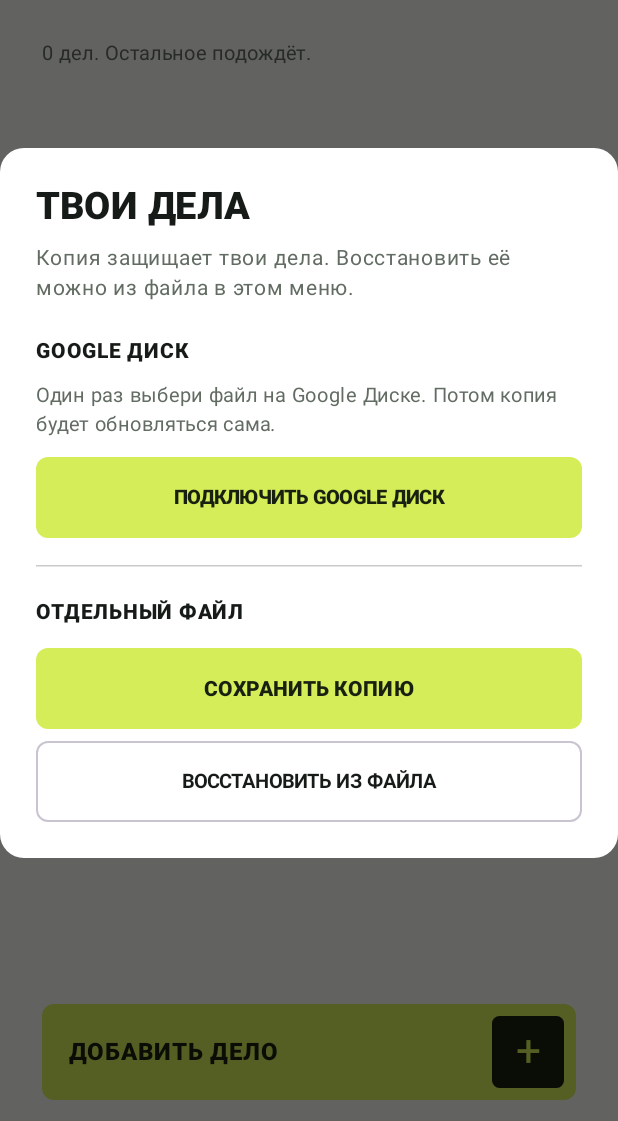
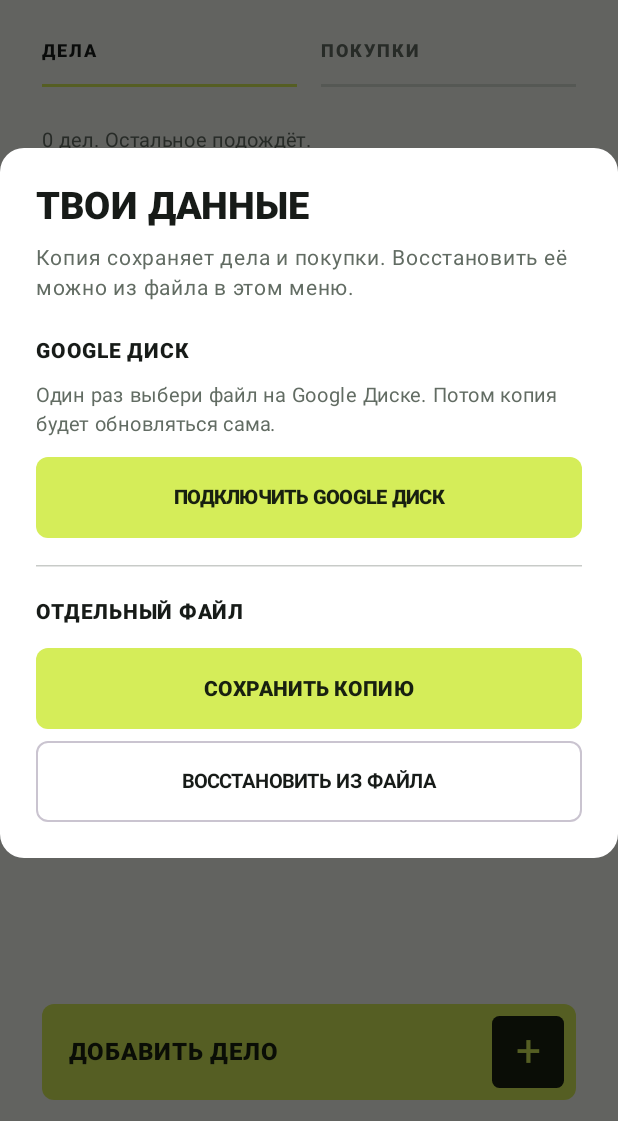
Before and after one commit to cveloy102/reminder, an Android app built with Jetpack Compose: the screen it shows after launch (MainActivity), after a tap on "ДАННЫЕ", on a phone screen of 412 x 824 dp, the part 115-1236 px from its top. Run offline under Robolectric (Android 15) with nearby library versions, the phone set to English and light mode, and no system bars.

Commit message:
Add separate shopping list with backup support

```diff
--- a/app/build.gradle.kts
+++ b/app/build.gradle.kts
@@ -14,7 +14,7 @@ android {
         minSdk = 24
         targetSdk = 37
         versionCode = 2
-        versionName = "1.3.1"
+        versionName = "1.4"
 
         testInstrumentationRunner = "androidx.test.runner.AndroidJUnitRunner"
     }
--- a/app/src/main/java/com/svalka/reminder/SvalkaScreen.kt
+++ b/app/src/main/java/com/svalka/reminder/SvalkaScreen.kt
@@ -98,7 +98,7 @@ fun SvalkaScreen(
     tasks: List<ReminderTask>,
     themeMode: ThemeMode,
     onThemeChange: (ThemeMode) -> Unit,
-    onAdd: (String) -> Unit,
+    onAdd: (String, TaskList) -> Unit,
     onUpdate: (ReminderTask) -> Unit,
     onReorder: (String, String) -> Unit,
     onDelete: (ReminderTask) -> Unit,
@@ -122,7 +122,13 @@ fun SvalkaScreen(
     val density = LocalDensity.current
     val keyboardController = LocalSoftwareKeyboardController.current
     val inputFocusRequester = remember { FocusRequester() }
-    var input by rememberSaveable { mutableStateOf("") }
+    var taskInput by rememberSaveable { mutableStateOf("") }
+    var shoppingInput by rememberSaveable { mutableStateOf("") }
+    var section by rememberSaveable { mutableStateOf(TaskList.TASKS) }
+    val input = if (section == TaskList.TASKS) taskInput else shoppingInput
+    fun updateInput(value: String) {
+        if (section == TaskList.TASKS) taskInput = value else shoppingInput = value
+    }
     var inputFocused by remember { mutableStateOf(false) }
     var draftDialog by remember { mutableStateOf(false) }
     var trash by remember { mutableStateOf(false) }
@@ -139,10 +145,10 @@ fun SvalkaScreen(
     var dragTargetId by remember { mutableStateOf<String?>(null) }
     var composerHeightPx by remember { mutableIntStateOf(with(density) { 78.dp.roundToPx() }) }
     var pendingBannerHeightPx by remember { mutableIntStateOf(0) }
-    val active = remember(tasks) { orderedActiveTasks(tasks) }
+    val active = remember(tasks, section) { orderedActiveTasks(tasks.filter { it.list == section }) }
     val currentActive by rememberUpdatedState(active)
-    val deleted = remember(tasks) {
-        tasks.filter { it.deletedAt != null }.sortedByDescending { it.deletedAt }
+    val deleted = remember(tasks, section) {
+        tasks.filter { it.list == section && it.deletedAt != null }.sortedByDescending { it.deletedAt }
     }
     val visible = if (trash) deleted else active
     val listState = rememberLazyListState()
@@ -161,13 +167,15 @@ fun SvalkaScreen(
     }
     var previousCount by remember { mutableIntStateOf(tasks.size) }
     var previousTrash by remember { mutableStateOf(trash) }
+    var previousSection by remember { mutableStateOf(section) }
 
-    LaunchedEffect(trash, tasks.size) {
-        if (visible.isNotEmpty() && (trash != previousTrash || tasks.size > previousCount)) {
+    LaunchedEffect(section, trash, tasks.size) {
+        if (visible.isNotEmpty() && (section != previousSection || trash != previousTrash || tasks.size > previousCount)) {
             listState.scrollToItem(0)
         }
         previousCount = tasks.size
         previousTrash = trash
+        previousSection = section
     }
 
     BackHandler(enabled = trash) { trash = false }
@@ -188,8 +196,8 @@ fun SvalkaScreen(
 
     fun submit() {
         if (input.isNotBlank()) {
-            onAdd(input)
-            input = ""
+            onAdd(input, section)
+            updateInput("")
             focusManager.clearFocus()
             keyboardController?.hide()
         }
@@ -230,16 +238,34 @@ fun SvalkaScreen(
                     Text(if (trash) "НАЗАД" else "ТЕМА", color = palette.foreground, fontSize = 12.sp, fontWeight = FontWeight.Bold)
                 }
             }
+            Spacer(Modifier.height(22.dp))
+            Row(Modifier.fillMaxWidth(), horizontalArrangement = Arrangement.spacedBy(16.dp)) {
+                listOf(TaskList.TASKS to "ДЕЛА", TaskList.SHOPPING to "ПОКУПКИ").forEach { (list, label) ->
+                    Column(Modifier.weight(1f).clickable {
+                        section = list
+                        draftDialog = false
+                        focusManager.clearFocus()
+                        keyboardController?.hide()
+                    }.testTag("tab:${list.storageValue}")) {
+                        Text(label, color = if (section == list) palette.foreground else palette.secondary,
+                            fontSize = 12.sp, fontWeight = FontWeight.Black, letterSpacing = 1.3.sp)
+                        Spacer(Modifier.height(10.dp))
+                        Box(Modifier.fillMaxWidth().height(2.dp)
+                            .background(if (section == list) palette.accent else palette.divider))
+                    }
+                }
+            }
             Spacer(Modifier.height(24.dp).fillMaxWidth().testTag("emptyTapArea"))
             Text(
                 text = if (trash) "Удалённое можно вернуть."
+                    else if (section == TaskList.SHOPPING) "Покупок осталось: ${active.count { !it.completed }}."
                     else "${taskCountLabel(active.count { !it.completed })}. Остальное подождёт.",
                 color = palette.secondary, fontSize = 13.sp
             )
             Spacer(Modifier.height(42.dp))
             Row(modifier = Modifier.fillMaxWidth(), verticalAlignment = Alignment.CenterVertically) {
                 Text(
-                    if (trash) "УДАЛЁННЫЕ" else "СПИСОК / 001",
+                    if (trash) "УДАЛЁННЫЕ" else if (section == TaskList.SHOPPING) "СПИСОК / 002" else "СПИСОК / 001",
                     modifier = Modifier.weight(1f), color = palette.secondary,
                     fontSize = 11.sp, fontWeight = FontWeight.Bold, letterSpacing = 2.sp
                 )
@@ -261,7 +287,9 @@ fun SvalkaScreen(
                     contentAlignment = Alignment.Center
                 ) {
                     Text(
-                        if (trash) "Здесь пока пусто" else "Здесь пока пусто.\nЗапиши первое дело ↓",
+                        if (trash) "Здесь пока пусто"
+                        else if (section == TaskList.SHOPPING) "Здесь пока пусто.\nДобавь первую покупку ↓"
+                        else "Здесь пока пусто.\nЗапиши первое дело ↓",
                         color = palette.secondary, textAlign = TextAlign.Center,
                         fontSize = 17.sp, lineHeight = 26.sp
                     )
@@ -409,11 +437,12 @@ fun SvalkaScreen(
                 ) {
                     Box(modifier = Modifier.weight(1f), contentAlignment = Alignment.CenterStart) {
                         if (input.isEmpty()) Text(
-                            "ДОБАВИТЬ ДЕЛО", color = palette.accentText,
+                            if (section == TaskList.SHOPPING) "ДОБАВИТЬ ПОКУПКУ" else "ДОБАВИТЬ ДЕЛО",
+                            color = palette.accentText,
                             fontSize = 16.sp, fontWeight = FontWeight.ExtraBold
                         )
                         BasicTextField(
-                            value = input, onValueChange = { input = it },
+                            value = input, onValueChange = ::updateInput,
                             modifier = Modifier.fillMaxWidth().focusRequester(inputFocusRequester)
                                 .onFocusChanged { inputFocused = it.isFocused }
                                 .testTag("newTaskInput"),
@@ -427,7 +456,7 @@ fun SvalkaScreen(
                     }
                     Box(
                         modifier = Modifier.size(48.dp).clip(RoundedCornerShape(5.dp))
-                            .semantics { contentDescription = "Добавить дело" }
+                            .semantics { contentDescription = if (section == TaskList.SHOPPING) "Добавить покупку" else "Добавить дело" }
                             .background(palette.accentText).clickable { submit() },
                         contentAlignment = Alignment.Center
                     ) {
@@ -477,7 +506,7 @@ fun SvalkaScreen(
                             fontWeight = FontWeight.Bold)
                     }
                     OutlinedButton(
-                        onClick = { input = ""; draftDialog = false },
+                        onClick = { updateInput(""); draftDialog = false },
                         modifier = Modifier.weight(1f).height(56.dp),
                         contentPadding = PaddingValues(horizontal = 8.dp),
                         shape = RoundedCornerShape(8.dp)
@@ -505,17 +534,17 @@ fun SvalkaScreen(
                 .padding(horizontal = 24.dp).padding(bottom = 34.dp)) {
                 Spacer(Modifier.height(28.dp))
                 Text(
-                    if (trash) "ИЗ КОРЗИНЫ" else "ТВОЯ ЗАМЕТКА",
+                    if (trash) "ИЗ КОРЗИНЫ" else if (section == TaskList.SHOPPING) "ТВОЯ ПОКУПКА" else "ТВОЯ ЗАМЕТКА",
                     color = palette.reminderText, fontSize = 11.sp,
                     fontWeight = FontWeight.Black, letterSpacing = 2.sp
                 )
                 Spacer(Modifier.height(9.dp))
-                Text(if (trash) "Удалённое дело." else "Редактировать дело.",
+                Text(if (trash) "Удалённая запись." else if (section == TaskList.SHOPPING) "Редактировать покупку." else "Редактировать дело.",
                     color = palette.foreground, fontSize = 27.sp, lineHeight = 31.sp,
                     fontWeight = FontWeight.Black, letterSpacing = (-1).sp)
                 Spacer(Modifier.height(28.dp))
                 if (!trash) {
-                    Text("ТЕКСТ ДЕЛА", color = palette.secondary, fontSize = 11.sp,
+                    Text(if (section == TaskList.SHOPPING) "ТЕКСТ ПОКУПКИ" else "ТЕКСТ ДЕЛА", color = palette.secondary, fontSize = 11.sp,
                         fontWeight = FontWeight.Black, letterSpacing = 1.5.sp)
                     Spacer(Modifier.height(10.dp))
                     BasicTextField(
@@ -653,9 +682,9 @@ fun SvalkaScreen(
     if (backupDialog) Dialog(onDismissRequest = { backupDialog = false }) {
         Surface(shape = RoundedCornerShape(16.dp), color = palette.sheet) {
             Column(Modifier.fillMaxWidth().heightIn(max = 620.dp).verticalScroll(rememberScrollState()).padding(24.dp)) {
-                Text("ТВОИ ДЕЛА", color = palette.foreground, fontSize = 25.sp, fontWeight = FontWeight.Black)
+                Text("ТВОИ ДАННЫЕ", color = palette.foreground, fontSize = 25.sp, fontWeight = FontWeight.Black)
                 Spacer(Modifier.height(10.dp))
-                Text("Копия защищает твои дела. Восстановить её можно из файла в этом меню.",
+                Text("Копия сохраняет дела и покупки. Восстановить её можно из файла в этом меню.",
                     color = palette.secondary, fontSize = 14.sp, lineHeight = 20.sp)
                 Spacer(Modifier.height(20.dp))
                 Text("GOOGLE ДИСК", color = palette.foreground, fontSize = 14.sp, fontWeight = FontWeight.Black)
@@ -733,7 +762,7 @@ fun SvalkaScreen(
                     Text("Копия от ${SimpleDateFormat("d MMM yyyy, HH:mm", Locale.forLanguageTag("ru-RU")).format(Date(preview.exportedAt))}",
                         color = palette.secondary, fontSize = 13.sp)
                     Spacer(Modifier.height(8.dp))
-                    Text("В файле: ${preview.tasks.size} дел, из них ${preview.tasks.count { it.deletedAt != null }} в корзине.\nСейчас: ${tasks.size} дел. Новых в файле: $newCount.",
+                    Text("В файле: ${preview.tasks.size} записей, из них ${preview.tasks.count { it.list == TaskList.SHOPPING }} покупок.\nСейчас: ${tasks.size} записей. Новых в файле: $newCount.",
                         color = palette.secondary, fontSize = 14.sp, lineHeight = 21.sp)
                     Spacer(Modifier.height(24.dp))
                     Button(
@@ -758,8 +787,8 @@ fun SvalkaScreen(
 
     if (replaceConfirmation && backupPreview != null) AlertDialog(
         onDismissRequest = { replaceConfirmation = false },
-        title = { Text("Заменить все дела?") },
-        text = { Text("Текущий список и корзина будут заменены содержимым файла. Сохрани копию текущих дел, если они нужны.") },
+        title = { Text("Заменить все записи?") },
+        text = { Text("Дела, покупки и обе корзины будут заменены содержимым файла. Сохрани копию текущих данных, если они нужны.") },
         confirmButton = { TextButton(onClick = { replaceConfirmation = false; onConfirmImport(true) }) { Text("ЗАМЕНИТЬ") } },
         dismissButton = { TextButton(onClick = { replaceConfirmation = false }) { Text("ОТМЕНА") } }
     )
--- a/app/src/main/java/com/svalka/reminder/TaskStore.kt
+++ b/app/src/main/java/com/svalka/reminder/TaskStore.kt
@@ -15,6 +15,15 @@ fun normalizeTaskTitle(title: String): String {
     )
 }
 
+enum class TaskList(val storageValue: String) {
+    TASKS("tasks"), SHOPPING("shopping");
+
+    companion object {
+        fun fromStorage(value: String): TaskList = entries.firstOrNull { it.storageValue == value }
+            ?: TASKS
+    }
+}
+
 data class ReminderTask(
     val id: String,
     val title: String,
@@ -22,7 +31,8 @@ data class ReminderTask(
     val completed: Boolean = false,
     val pinned: Boolean = false,
     val reminderAt: Long? = null,
-    val deletedAt: Long? = null
+    val deletedAt: Long? = null,
+    val list: TaskList = TaskList.TASKS
 )
 
 fun ReminderTask.normalized(): ReminderTask = copy(
@@ -35,9 +45,13 @@ fun orderedActiveTasks(tasks: List<ReminderTask>): List<ReminderTask> =
         .sortedWith(compareBy<ReminderTask> { it.completed }.thenByDescending { it.pinned })
 
 class TaskStore(context: Context) {
-    private val file = AtomicFile(File(context.filesDir, "tasks.json"))
+    private val taskFile = AtomicFile(File(context.filesDir, "tasks.json"))
+    private val shoppingFile = AtomicFile(File(context.filesDir, "shopping.json"))
 
-    fun load(): List<ReminderTask> = try {
+    fun load(): List<ReminderTask> = loadFrom(taskFile, TaskList.TASKS) +
+        loadFrom(shoppingFile, TaskList.SHOPPING)
+
+    private fun loadFrom(file: AtomicFile, list: TaskList): List<ReminderTask> = try {
         val json = file.openRead().bufferedReader().use { it.readText() }
         val array = JSONArray(json)
         buildList {
@@ -50,7 +64,8 @@ class TaskStore(context: Context) {
                     completed = item.optBoolean("completed"),
                     pinned = item.optBoolean("pinned"),
                     reminderAt = if (item.isNull("reminderAt")) null else item.getLong("reminderAt"),
-                    deletedAt = if (item.isNull("deletedAt")) null else item.getLong("deletedAt")
+                    deletedAt = if (item.isNull("deletedAt")) null else item.getLong("deletedAt"),
+                    list = list
                 ))
             }
         }
@@ -59,6 +74,11 @@ class TaskStore(context: Context) {
     }
 
     fun save(tasks: List<ReminderTask>) {
+        saveTo(taskFile, tasks.filter { it.list == TaskList.TASKS })
+        saveTo(shoppingFile, tasks.filter { it.list == TaskList.SHOPPING })
+    }
+
+    private fun saveTo(file: AtomicFile, tasks: List<ReminderTask>) {
         val array = JSONArray()
         tasks.forEach { task ->
             array.put(JSONObject().apply {
@@ -69,6 +89,7 @@ class TaskStore(context: Context) {
                 put("pinned", task.pinned)
                 put("reminderAt", task.reminderAt ?: JSONObject.NULL)
                 put("deletedAt", task.deletedAt ?: JSONObject.NULL)
+                put("list", task.list.storageValue)
             })
         }
         val stream = file.startWrite()
```
Also changed, not shown: app/src/main/java/com/svalka/reminder/MainActivity.kt (+7 -5 lines), app/src/main/java/com/svalka/reminder/TaskBackup.kt (+5 -3 lines), 2 other files.
